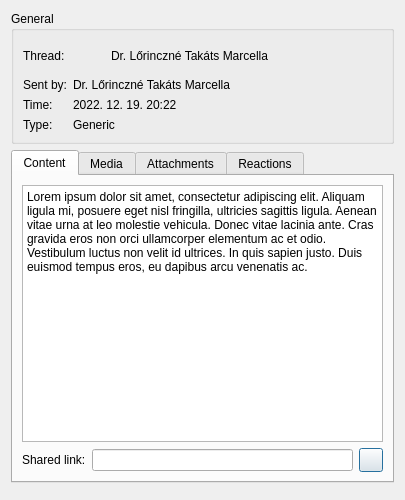
This is src/view/message/messageinformationdialog.ui in glorantq/messengerstats-ng as Qt 5 draws it before an edit. The edited form follows.
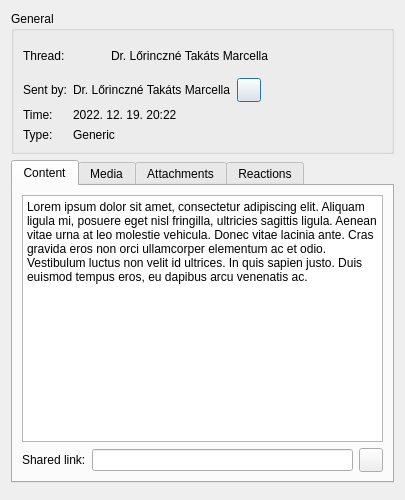
This is the edited form. Icons and pictures are not drawn. Custom widgets are drawn as their Qt base class.

Diff of the .ui file:
```diff
--- a/src/view/message/messageinformationdialog.ui
+++ b/src/view/message/messageinformationdialog.ui
@@ -122,10 +122,64 @@
        </widget>
       </item>
       <item row="1" column="1">
-       <widget class="QLabel" name="sentByLabel">
-        <property name="text">
-         <string>Dr. Lőrinczné Takáts Marcella</string>
-        </property>
+       <widget class="QWidget" name="widget_4" native="true">
+        <layout class="QHBoxLayout" name="horizontalLayout_4">
+         <property name="leftMargin">
+          <number>0</number>
+         </property>
+         <property name="topMargin">
+          <number>0</number>
+         </property>
+         <property name="rightMargin">
+          <number>0</number>
+         </property>
+         <property name="bottomMargin">
+          <number>0</number>
+         </property>
+         <item>
+          <widget class="QLabel" name="sentByLabel">
+           <property name="text">
+            <string>Dr. Lőrinczné Takáts Marcella</string>
+           </property>
+          </widget>
+         </item>
+         <item>
+          <widget class="QPushButton" name="openPersonButton">
+           <property name="minimumSize">
+            <size>
+             <width>24</width>
+             <height>24</height>
+            </size>
+           </property>
+           <property name="maximumSize">
+            <size>
+             <width>24</width>
+             <height>24</height>
+            </size>
+           </property>
+           <property name="text">
+            <string notr="true"/>
+           </property>
+           <property name="icon">
+            <iconset resource="../../../resources.qrc">
+             <normaloff>:/resources/icon/silk/user_go.png</normaloff>:/resources/icon/silk/user_go.png</iconset>
+           </property>
+          </widget>
+         </item>
+         <item>
+          <spacer name="horizontalSpacer_2">
+           <property name="orientation">
+            <enum>Qt::Horizontal</enum>
+           </property>
+           <property name="sizeHint" stdset="0">
+            <size>
+             <width>40</width>
+             <height>20</height>
+            </size>
+           </property>
+          </spacer>
+         </item>
+        </layout>
        </widget>
       </item>
      </layout>
```
Left out of the diff: 15 changed lines with no effect on the pictures.
